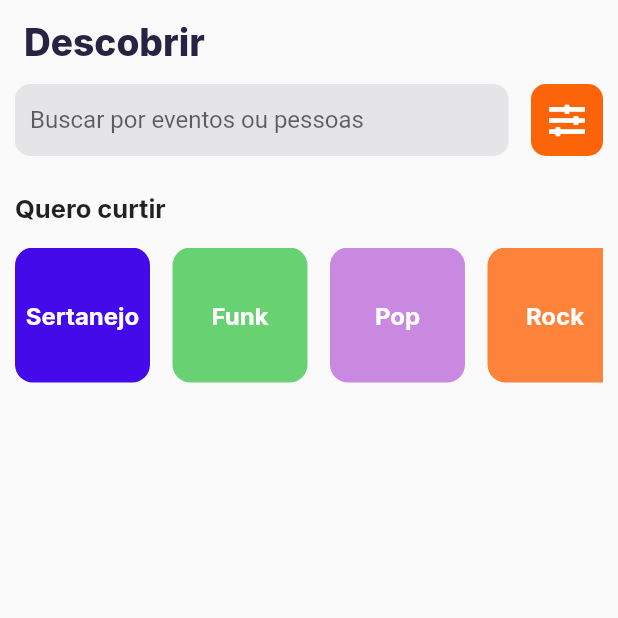
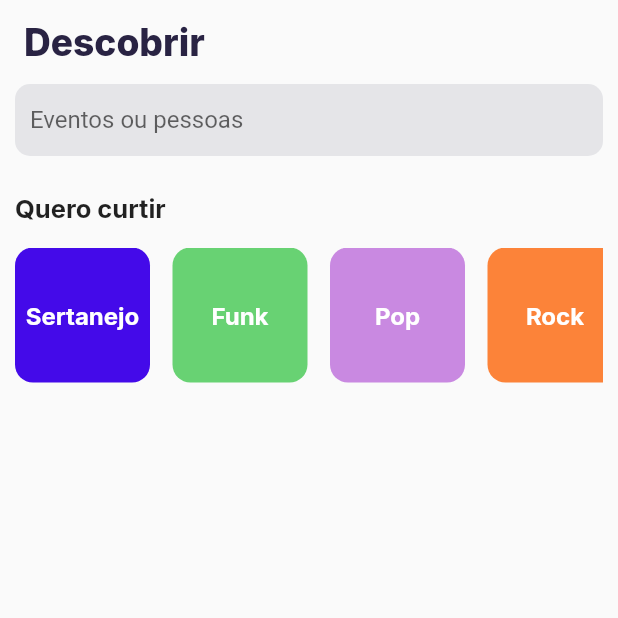
Before and after one commit to mvelosos/eveenz-mobile, a Flutter app: the SearchPage screen opened by its route, on a phone screen of 412 x 824 dp, the top half of it. Run offline on Flutter 3.47's test engine with Material 2 defaults, Android fonts, the phone set to English and light mode, and no system bars; our stand-ins replace auto_size_text, carousel_slider, dartz, device_preview, dio, font_awesome_flutter and 13 more; missing offline and left inert: action_cable, flutter_facebook_auth, onesignal_flutter; accounts and stored records are empty.

Commit message:
wip search page

```diff
--- a/lib/app/pages/search/search_page.dart
+++ b/lib/app/pages/search/search_page.dart
@@ -15,11 +15,11 @@ class SearchPage extends StatefulWidget {
 }
 
 class _SearchPageState extends State<SearchPage> {
-  var _searchController = locator<SearchController>();
-  var _searchInputController = TextEditingController();
-  var _search = SearchVM();
-  var _resultSearch = SearchResultModel();
-  var _focusNode = FocusNode();
+  SearchController _searchController = locator<SearchController>();
+  TextEditingController _searchInputController = TextEditingController();
+  SearchVM _search = SearchVM();
+  SearchResultModel _resultSearch = SearchResultModel();
+  FocusNode _focusNode = FocusNode();
 
   List _categoryItems = [
     {'name': 'Sertanejo', 'color': Color(0xFF440AE9)},
@@ -32,6 +32,11 @@ class _SearchPageState extends State<SearchPage> {
     {'name': 'Balada', 'color': Color(0xFF9BF7F2)},
   ];
 
+  @override
+  void initState() {
+    super.initState();
+  }
+
   // Functions
 
   void _requestSearch() async {
@@ -42,7 +47,8 @@ class _SearchPageState extends State<SearchPage> {
         setState(() {
           _resultSearch = r;
         })
-            });
+      },
+    );
   }
 
   @override
@@ -66,14 +72,9 @@ class _SearchPageState extends State<SearchPage> {
         brightness: Brightness.light,
         automaticallyImplyLeading: false,
       ),
-      body: LayoutBuilder(builder: (context, constraints) {
-        return SafeArea(
-          child: GestureDetector(
-            onTap: () {
-              FocusScope.of(context).unfocus();
-              _resultSearch.listData = [];
-              _searchInputController.clear();
-            },
+      body: LayoutBuilder(
+        builder: (context, constraints) {
+          return SingleChildScrollView(
             child: Container(
               color: Colors.transparent,
               padding: EdgeInsets.only(left: 10, right: 10),
@@ -82,12 +83,15 @@ class _SearchPageState extends State<SearchPage> {
                 crossAxisAlignment: CrossAxisAlignment.start,
                 children: [
                   Container(
-                    // margin: EdgeInsets.only(top: 10),
-                    child: Row(
+                    child: LayoutBuilder(
+                      builder: (context, constraints) {
+                        return Row(
                           children: [
-                        Expanded(
-                          flex: 3,
-                          child: Container(
+                            AnimatedContainer(
+                              width: _focusNode.hasFocus
+                                  ? size.width - 100
+                                  : constraints.maxWidth,
+                              duration: Duration(milliseconds: 220),
                               child: TextField(
                                 controller: _searchInputController,
                                 textInputAction: TextInputAction.search,
@@ -107,22 +111,26 @@ class _SearchPageState extends State<SearchPage> {
                                     top: 10,
                                     left: 10,
                                   ),
-                                labelText: 'Buscar por eventos ou pessoas',
-                                suffixIcon:
-                                    _searchInputController.text.length > 0 ||
-                                            _focusNode.hasFocus
-                                        ? IconButton(
+                                  labelText: 'Eventos ou pessoas',
+                                  suffixIcon: Visibility(
+                                    visible:
+                                        _searchInputController.text.length > 0
+                                            ? true
+                                            : false,
+                                    child: IconButton(
                                       onPressed: () => {
                                         _searchInputController.clear(),
-                                              _focusNode.unfocus()
+                                        setState(() {
+                                          _resultSearch.listData = [];
+                                        })
                                       },
                                       icon: FaIcon(
                                         FontAwesomeIcons.solidTimesCircle,
                                         color: AppColors.gray3,
                                         size: 18,
                                       ),
-                                          )
-                                        : Icon(null),
+                                    ),
+                                  ),
                                   floatingLabelBehavior:
                                       FloatingLabelBehavior.never,
                                   enabledBorder: OutlineInputBorder(
@@ -144,38 +152,39 @@ class _SearchPageState extends State<SearchPage> {
                                 ),
                               ),
                             ),
-                        ),
-                        Padding(
-                          padding: EdgeInsets.only(left: 15),
-                          child: Container(
-                            decoration: BoxDecoration(
-                              color: AppColors.orange,
-                              borderRadius: BorderRadius.all(
-                                Radius.circular(10),
-                              ),
-                            ),
-                            child: IconButton(
-                              onPressed: () => {},
-                              icon: FaIcon(
-                                FontAwesomeIcons.slidersH,
-                                color: Colors.white,
-                                // size: 20,
+                            Visibility(
+                              visible: _focusNode.hasFocus,
+                              child: Expanded(
+                                child: TextButton(
+                                  onPressed: () => {
+                                    _focusNode.unfocus(),
+                                    _searchInputController.text = '',
+                                    setState(() {
+                                      _resultSearch.listData = [];
+                                    })
+                                  },
+                                  child: Text(
+                                    'Cancelar',
+                                    overflow: TextOverflow.ellipsis,
+                                    style: TextStyle(color: AppColors.orange),
                                   ),
                                 ),
                               ),
-                        )
+                            ),
                           ],
+                        );
+                      },
                     ),
                   ),
                   _focusNode.hasFocus
                       ? Expanded(
                           child: Container(
+                            height: double.infinity,
                             margin: EdgeInsets.only(top: 10),
-                            child: _resultSearch.listData!.isNotEmpty
+                            child: _resultSearch.listData != null &&
+                                    _resultSearch.listData!.isNotEmpty
                                 ? SearchListView(_resultSearch)
-                                : Container(
-                                    height: double.infinity,
-                                    color: Colors.blue),
+                                : Container(color: Colors.blue),
                           ),
                         )
                       : Column(
@@ -234,9 +243,9 @@ class _SearchPageState extends State<SearchPage> {
                 ],
               ),
             ),
+          );
+        },
       ),
-        );
-      }),
     );
   }
 }
```
Lines whose indentation alone changed are shown as unchanged.
